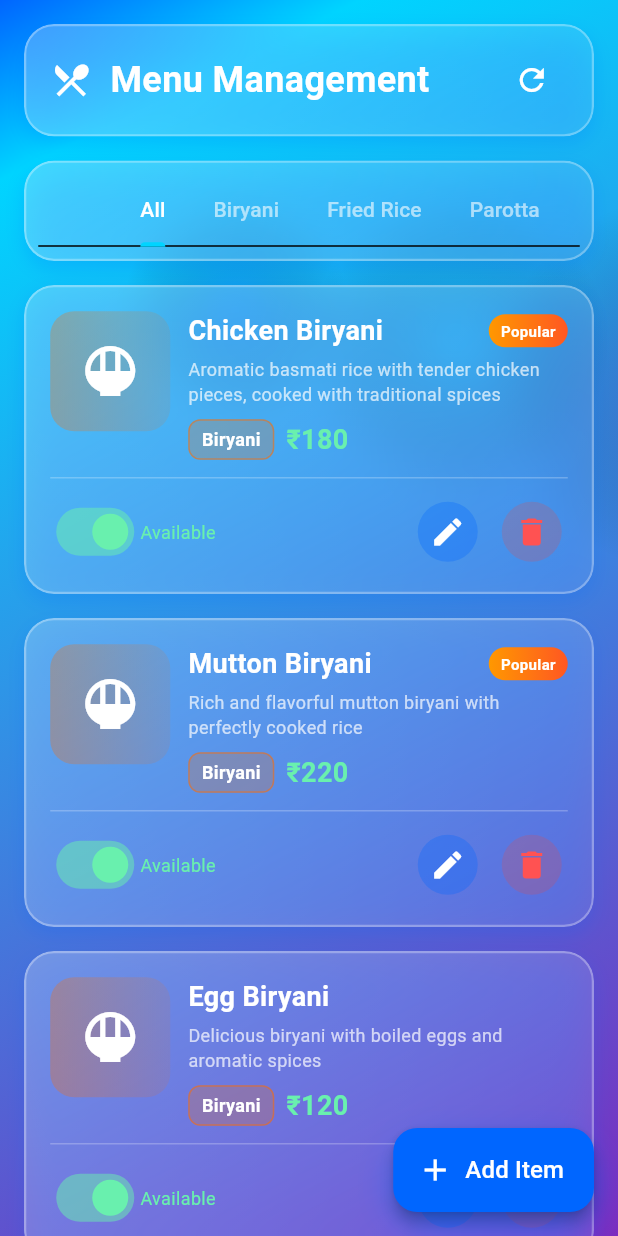
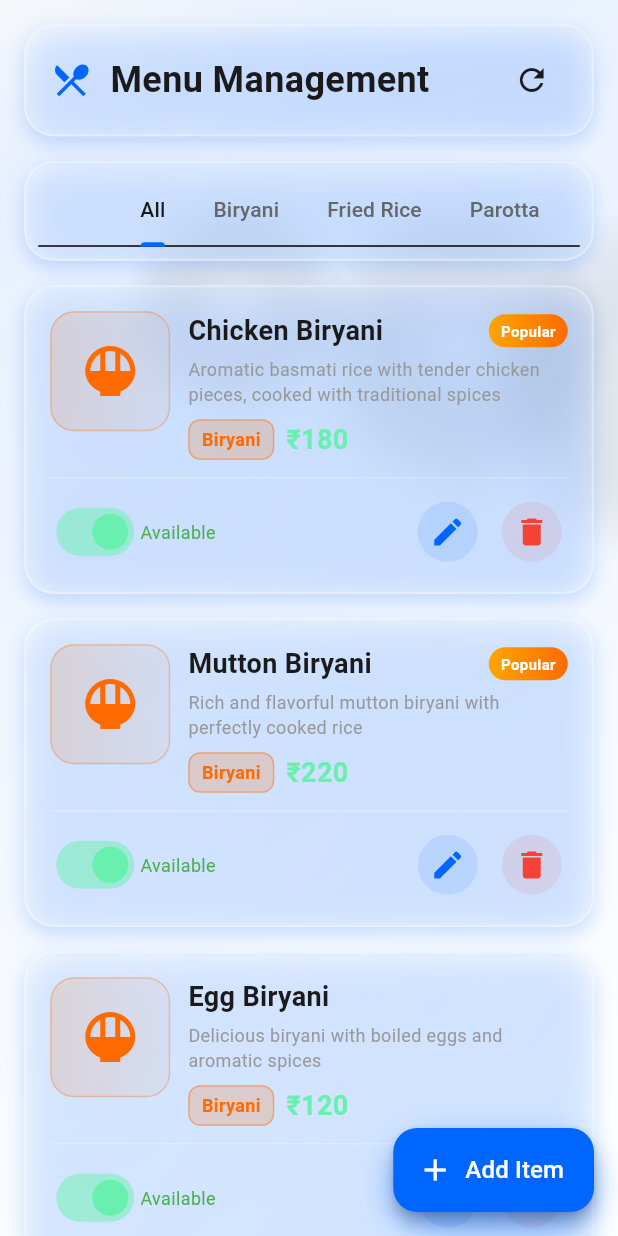
Before and after one commit to gowthamgitlook/harur_cloud, a Flutter app: the AdminMenuScreen screen opened directly, on a phone screen of 412 x 824 dp. Run offline on Flutter 3.47's test engine with Material 3 defaults, Android fonts, the phone set to English and light mode, and no system bars; drawn by our look-alikes of flutter_animate; our stand-ins replace badges, geolocator, image_picker, permission_handler, pin_code_fields, shared_preferences and 1 more; missing offline and left inert: qr_code_scanner; accounts and stored records are empty.

Commit message:
Change to light theme - Black text on white/light background
Switched from dark blue glass theme to clean light theme:

## Color Scheme Changes:
- Background: Light gray/blue (#F5F7FA, #E8F0FE, #FFF)
- Cards: White (#FFFFFF) with subtle shadows
- Text: Black/Dark gray (#1A1A1A, #666666, #999999)
- Accents: Blue (#0066FF, #00D4FF) for buttons and icons

## Updated Files:
1. **GlassTheme** - New light color palette:
   - Light backgrounds (F5F7FA, FAFBFC, FFFFFF)
   - Black text colors (textPrimary, textSecondary, textTertiary)
   - White cards with shadows instead of transparent glass
   - Blue accents for interactive elements

2. **AnimatedBackground** - Light gradient instead of dark blue

3. **AdminMenuScreen** - All updated to light theme:
   - White cards with dark text
   - Blue icons and accents
   - Light background gradient
   - Category chips with colored borders
   - Edit/Delete buttons with light backgrounds

4. **AddEditMenuItemScreen** - Light theme applied:
   - White form fields with dark text
   - Blue icon accents
   - Light switches and dropdowns
   - Clean white card design

## Visual Changes:
✅ Black text on light background (high contrast)
✅ White cards with subtle shadows (clean design)
✅ Blue accents for buttons and icons
✅ Category colors as borders instead of backgrounds
✅ Professional light theme throughout

🤖 Generated with [Claude Code](https://claude.com/claude-code)

Co-Authored-By: Claude Sonnet 4.5 <noreply@anthropic.com>

```diff
--- a/lib/core/theme/glass_theme.dart
+++ b/lib/core/theme/glass_theme.dart
@@ -4,26 +4,36 @@ import 'dart:ui';
 class GlassTheme {
   GlassTheme._();
 
-  // Blue Glassmorphism Color Palette
+  // Light Theme Color Palette
   static const Color primaryBlue = Color(0xFF0066FF);
   static const Color secondaryBlue = Color(0xFF00D4FF);
   static const Color darkBlue = Color(0xFF001F3F);
   static const Color lightBlue = Color(0xFF4DA6FF);
   static const Color accentCyan = Color(0xFF00FFF0);
 
-  // Glass Effect Colors
-  static const Color glassWhite = Color(0x30FFFFFF);
-  static const Color glassBorder = Color(0x40FFFFFF);
-  static const Color glassHighlight = Color(0x60FFFFFF);
+  // Light Background Colors
+  static const Color lightBackground = Color(0xFFF5F7FA);
+  static const Color cardBackground = Color(0xFFFFFFFF);
+  static const Color surfaceColor = Color(0xFFFAFBFC);
 
-  // Background Gradients
+  // Text Colors for Light Theme
+  static const Color textPrimary = Color(0xFF1A1A1A);
+  static const Color textSecondary = Color(0xFF666666);
+  static const Color textTertiary = Color(0xFF999999);
+
+  // Glass Effect Colors (for light theme)
+  static const Color glassWhite = Color(0xE6FFFFFF);
+  static const Color glassBorder = Color(0x40000000);
+  static const Color glassHighlight = Color(0x80FFFFFF);
+
+  // Background Gradients (Light Theme)
   static const LinearGradient primaryGradient = LinearGradient(
     begin: Alignment.topLeft,
     end: Alignment.bottomRight,
     colors: [
-      Color(0xFF0066FF),
-      Color(0xFF00D4FF),
-      Color(0xFF7B2CBF),
+      Color(0xFFF5F7FA),
+      Color(0xFFE8F0FE),
+      Color(0xFFDDE7F9),
     ],
   );
 
@@ -31,9 +41,9 @@ class GlassTheme {
     begin: Alignment.topLeft,
     end: Alignment.bottomRight,
     colors: [
-      Color(0xFF001F3F),
-      Color(0xFF002855),
-      Color(0xFF003E7E),
+      Color(0xFFFFFFFF),
+      Color(0xFFF8F9FA),
+      Color(0xFFE9ECEF),
     ],
   );
 
@@ -41,8 +51,8 @@ class GlassTheme {
     begin: Alignment.topLeft,
     end: Alignment.bottomRight,
     colors: [
-      Color(0x40FFFFFF),
-      Color(0x20FFFFFF),
+      Color(0xFFFFFFFF),
+      Color(0xFFFAFBFC),
     ],
   );
 
@@ -56,54 +66,63 @@ class GlassTheme {
     ],
   );
 
-  // Glass Container Decoration
+  // Glass Container Decoration (Light Theme)
   static BoxDecoration glassDecoration({
     double blur = 10,
-    double opacity = 0.2,
+    double opacity = 1.0,
     Color? color,
     BorderRadius? borderRadius,
     Border? border,
   }) {
     return BoxDecoration(
-      color: color ?? Colors.white.withOpacity(opacity),
+      color: color ?? cardBackground,
       borderRadius: borderRadius ?? BorderRadius.circular(20),
       border: border ?? Border.all(
-        color: Colors.white.withOpacity(0.3),
-        width: 1.5,
+        color: const Color(0xFFE0E0E0),
+        width: 1,
       ),
       boxShadow: [
         BoxShadow(
-          color: Colors.black.withOpacity(0.1),
-          blurRadius: 10,
-          offset: const Offset(0, 5),
+          color: Colors.black.withOpacity(0.08),
+          blurRadius: 15,
+          offset: const Offset(0, 4),
+          spreadRadius: 0,
+        ),
+        BoxShadow(
+          color: Colors.black.withOpacity(0.04),
+          blurRadius: 8,
+          offset: const Offset(0, 2),
+          spreadRadius: 0,
         ),
       ],
     );
   }
 
-  // Elevated Glass Card
+  // Elevated Glass Card (Light Theme)
   static BoxDecoration elevatedGlassDecoration({
     double blur = 15,
-    double opacity = 0.25,
+    double opacity = 1.0,
     BorderRadius? borderRadius,
   }) {
     return BoxDecoration(
-      gradient: cardGradient,
+      color: cardBackground,
       borderRadius: borderRadius ?? BorderRadius.circular(20),
       border: Border.all(
-        color: Colors.white.withOpacity(0.4),
-        width: 1.5,
+        color: const Color(0xFFE0E0E0),
+        width: 1,
       ),
       boxShadow: [
         BoxShadow(
-          color: primaryBlue.withOpacity(0.3),
+          color: primaryBlue.withOpacity(0.1),
           blurRadius: 20,
-          offset: const Offset(0, 10),
+          offset: const Offset(0, 8),
+          spreadRadius: 0,
         ),
         BoxShadow(
-          color: Colors.black.withOpacity(0.2),
-          blurRadius: 10,
-          offset: const Offset(0, 5),
+          color: Colors.black.withOpacity(0.06),
+          blurRadius: 12,
+          offset: const Offset(0, 4),
+          spreadRadius: 0,
         ),
       ],
     );
@@ -125,16 +144,16 @@ class GlassTheme {
   static const Color errorRed = Color(0xFFFF4444);
   static const Color infoBlue = Color(0xFF00D4FF);
 
-  // Text Styles with Glass Effect
+  // Text Styles (Light Theme - Black Text)
   static const TextStyle displayLarge = TextStyle(
     fontSize: 32,
     fontWeight: FontWeight.bold,
-    color: Colors.white,
+    color: textPrimary,
     shadows: [
       Shadow(
-        color: Colors.black26,
-        blurRadius: 10,
-        offset: Offset(0, 2),
+        color: Colors.black12,
+        blurRadius: 4,
+        offset: Offset(0, 1),
       ),
     ],
   );
@@ -142,12 +161,12 @@ class GlassTheme {
   static const TextStyle displayMedium = TextStyle(
     fontSize: 28,
     fontWeight: FontWeight.bold,
-    color: Colors.white,
+    color: textPrimary,
     shadows: [
       Shadow(
-        color: Colors.black26,
-        blurRadius: 8,
-        offset: Offset(0, 2),
+        color: Colors.black12,
+        blurRadius: 4,
+        offset: Offset(0, 1),
       ),
     ],
   );
@@ -155,22 +174,22 @@ class GlassTheme {
   static const TextStyle headlineLarge = TextStyle(
     fontSize: 24,
     fontWeight: FontWeight.w600,
-    color: Colors.white,
+    color: textPrimary,
   );
 
   static const TextStyle bodyLarge = TextStyle(
     fontSize: 16,
-    color: Colors.white,
+    color: textPrimary,
   );
 
   static const TextStyle bodyMedium = TextStyle(
     fontSize: 14,
-    color: Colors.white70,
+    color: textSecondary,
   );
 
   static const TextStyle labelSmall = TextStyle(
     fontSize: 12,
-    color: Colors.white60,
+    color: textTertiary,
   );
 }
 
--- a/lib/features/admin/menu_management/presentation/screens/admin_menu_screen.dart
+++ b/lib/features/admin/menu_management/presentation/screens/admin_menu_screen.dart
@@ -39,9 +39,9 @@ class _AdminMenuScreenState extends State<AdminMenuScreen> with SingleTickerProv
     return Scaffold(
       body: AnimatedBackground(
         colors: const [
-          Color(0xFF0066FF),
-          Color(0xFF00D4FF),
-          Color(0xFF7B2CBF),
+          Color(0xFFF5F7FA),
+          Color(0xFFE8F0FE),
+          Color(0xFFFFFFFF),
         ],
         showParticles: false,
         child: SafeArea(
@@ -53,13 +53,13 @@ class _AdminMenuScreenState extends State<AdminMenuScreen> with SingleTickerProv
                 padding: const EdgeInsets.symmetric(horizontal: 16, vertical: 12),
                 child: Row(
                   children: [
-                    const Icon(Icons.restaurant_menu, color: Colors.white, size: 28),
+                    Icon(Icons.restaurant_menu, color: GlassTheme.primaryBlue, size: 28),
                     const SizedBox(width: 12),
                     const Expanded(
                       child: Text('Menu Management', style: GlassTheme.headlineLarge),
                     ),
                     IconButton(
-                      icon: const Icon(Icons.refresh, color: Colors.white),
+                      icon: Icon(Icons.refresh, color: GlassTheme.textPrimary),
                       onPressed: () {
                         context.read<AdminMenuProvider>().fetchMenuItems();
                       },
@@ -75,9 +75,9 @@ class _AdminMenuScreenState extends State<AdminMenuScreen> with SingleTickerProv
                 child: TabBar(
                   controller: _tabController,
                   isScrollable: true,
-                  indicatorColor: GlassTheme.secondaryBlue,
-                  labelColor: Colors.white,
-                  unselectedLabelColor: Colors.white60,
+                  indicatorColor: GlassTheme.primaryBlue,
+                  labelColor: GlassTheme.textPrimary,
+                  unselectedLabelColor: GlassTheme.textSecondary,
                   tabs: [
                     const Tab(text: 'All'),
                     ...FoodCategory.values.map((category) => Tab(text: category.displayName)),
@@ -91,9 +91,9 @@ class _AdminMenuScreenState extends State<AdminMenuScreen> with SingleTickerProv
                 Consumer<AdminMenuProvider>(
                   builder: (context, provider, child) {
                     if (provider.isLoading) {
-                      return const Center(
+                      return Center(
                         child: CircularProgressIndicator(
-                          valueColor: AlwaysStoppedAnimation<Color>(Colors.white),
+                          valueColor: AlwaysStoppedAnimation<Color>(GlassTheme.primaryBlue),
                         ),
                       );
                     }
@@ -152,16 +152,16 @@ class _AdminMenuScreenState extends State<AdminMenuScreen> with SingleTickerProv
         child: Column(
           mainAxisAlignment: MainAxisAlignment.center,
           children: [
-            const Icon(Icons.restaurant_menu, size: 64, color: Colors.white54),
+            Icon(Icons.restaurant_menu, size: 64, color: GlassTheme.textTertiary),
             const SizedBox(height: 16),
             Text(
               'No menu items found',
-              style: GlassTheme.displayMedium.copyWith(color: Colors.white70),
+              style: GlassTheme.displayMedium.copyWith(color: GlassTheme.textSecondary),
             ),
             const SizedBox(height: 8),
             Text(
               'Tap the + button to add items',
-              style: GlassTheme.bodyMedium.copyWith(color: Colors.white60),
+              style: GlassTheme.bodyMedium,
             ),
           ],
         ),
@@ -191,22 +191,22 @@ class _MenuItemCard extends StatelessWidget {
     final confirmed = await showDialog<bool>(
       context: context,
       builder: (context) => AlertDialog(
-        backgroundColor: GlassTheme.darkBlue,
+        backgroundColor: Colors.white,
         shape: RoundedRectangleBorder(borderRadius: BorderRadius.circular(20)),
-        title: const Text('Delete Menu Item', style: TextStyle(color: Colors.white)),
+        title: Text('Delete Menu Item', style: TextStyle(color: GlassTheme.textPrimary)),
         content: Text(
           'Are you sure you want to delete "${item.name}"? This action cannot be undone.',
-          style: const TextStyle(color: Colors.white70),
+          style: TextStyle(color: GlassTheme.textSecondary),
         ),
         actions: [
           TextButton(
             onPressed: () => Navigator.of(context).pop(false),
-            child: const Text('Cancel', style: TextStyle(color: Colors.white70)),
+            child: Text('Cancel', style: TextStyle(color: GlassTheme.textSecondary)),
           ),
           TextButton(
             onPressed: () => Navigator.of(context).pop(true),
             style: TextButton.styleFrom(
-              backgroundColor: Colors.red.withOpacity(0.2),
+              backgroundColor: Colors.red.withOpacity(0.1),
             ),
             child: const Text('Delete', style: TextStyle(color: Colors.red)),
           ),
@@ -249,16 +249,20 @@ class _MenuItemCard extends StatelessWidget {
                 decoration: BoxDecoration(
                   gradient: LinearGradient(
                     colors: [
-                      item.category.color.withOpacity(0.3),
-                      item.category.color.withOpacity(0.1),
+                      item.category.color.withOpacity(0.15),
+                      item.category.color.withOpacity(0.05),
                     ],
                   ),
                   borderRadius: BorderRadius.circular(16),
+                  border: Border.all(
+                    color: item.category.color.withOpacity(0.3),
+                    width: 1,
+                  ),
                 ),
                 child: Icon(
                   item.category.icon,
                   size: 40,
-                  color: Colors.white,
+                  color: item.category.color,
                 ),
               ),
 
@@ -281,8 +285,8 @@ class _MenuItemCard extends StatelessWidget {
                           Container(
                             padding: const EdgeInsets.symmetric(horizontal: 8, vertical: 4),
                             decoration: BoxDecoration(
-                              gradient: LinearGradient(
-                                colors: [Colors.orange, Colors.deepOrange],
+                              gradient: const LinearGradient(
+                                colors: [Color(0xFFFFA500), Color(0xFFFF6B00)],
                               ),
                               borderRadius: BorderRadius.circular(12),
                             ),
@@ -300,7 +304,7 @@ class _MenuItemCard extends StatelessWidget {
                     const SizedBox(height: 4),
                     Text(
                       item.description,
-                      style: GlassTheme.labelSmall.copyWith(color: Colors.white70),
+                      style: GlassTheme.labelSmall,
                       maxLines: 2,
                       overflow: TextOverflow.ellipsis,
                     ),
@@ -313,14 +317,14 @@ class _MenuItemCard extends StatelessWidget {
                             color: item.category.color.withOpacity(0.2),
                             borderRadius: BorderRadius.circular(8),
                             border: Border.all(
-                              color: item.category.color.withOpacity(0.5),
+                              color: item.category.color.withOpacity(0.4),
                             ),
                           ),
                           child: Text(
                             item.category.displayName,
                             style: TextStyle(
                               fontSize: 12,
-                              color: Colors.white,
+                              color: item.category.color,
                               fontWeight: FontWeight.w600,
                             ),
                           ),
@@ -375,7 +379,7 @@ class _MenuItemCard extends StatelessWidget {
                     Text(
                       item.isAvailable ? 'Available' : 'Unavailable',
                       style: GlassTheme.labelSmall.copyWith(
-                        color: item.isAvailable ? Colors.greenAccent : Colors.white60,
+                        color: item.isAvailable ? Colors.green : GlassTheme.textTertiary,
                       ),
                     ),
                   ],
@@ -394,9 +398,9 @@ class _MenuItemCard extends StatelessWidget {
                     context.read<AdminMenuProvider>().fetchMenuItems();
                   }
                 },
-                icon: const Icon(Icons.edit, color: Colors.white),
+                icon: Icon(Icons.edit, color: GlassTheme.primaryBlue),
                 style: IconButton.styleFrom(
-                  backgroundColor: GlassTheme.primaryBlue.withOpacity(0.3),
+                  backgroundColor: GlassTheme.primaryBlue.withOpacity(0.1),
                 ),
               ),
 
@@ -405,9 +409,9 @@ class _MenuItemCard extends StatelessWidget {
               // Delete Button
               IconButton(
                 onPressed: () => _showDeleteConfirmation(context),
-                icon: const Icon(Icons.delete, color: Colors.redAccent),
+                icon: const Icon(Icons.delete, color: Colors.red),
                 style: IconButton.styleFrom(
-                  backgroundColor: Colors.red.withOpacity(0.2),
+                  backgroundColor: Colors.red.withOpacity(0.1),
                 ),
               ),
             ],
--- a/lib/shared/widgets/animated_background.dart
+++ b/lib/shared/widgets/animated_background.dart
@@ -10,11 +10,11 @@ class AnimatedBackground extends StatefulWidget {
     super.key,
     required this.child,
     this.colors = const [
-      Color(0xFF0066FF),
-      Color(0xFF00D4FF),
-      Color(0xFF7B2CBF),
+      Color(0xFFF5F7FA),
+      Color(0xFFE8F0FE),
+      Color(0xFFFFFFFF),
     ],
-    this.showParticles = true,
+    this.showParticles = false,
   });
 
   @override
```
Also changed, not shown: lib/features/admin/menu_management/presentation/screens/add_edit_menu_item_screen.dart (+38 -38 lines), 1 other file.
